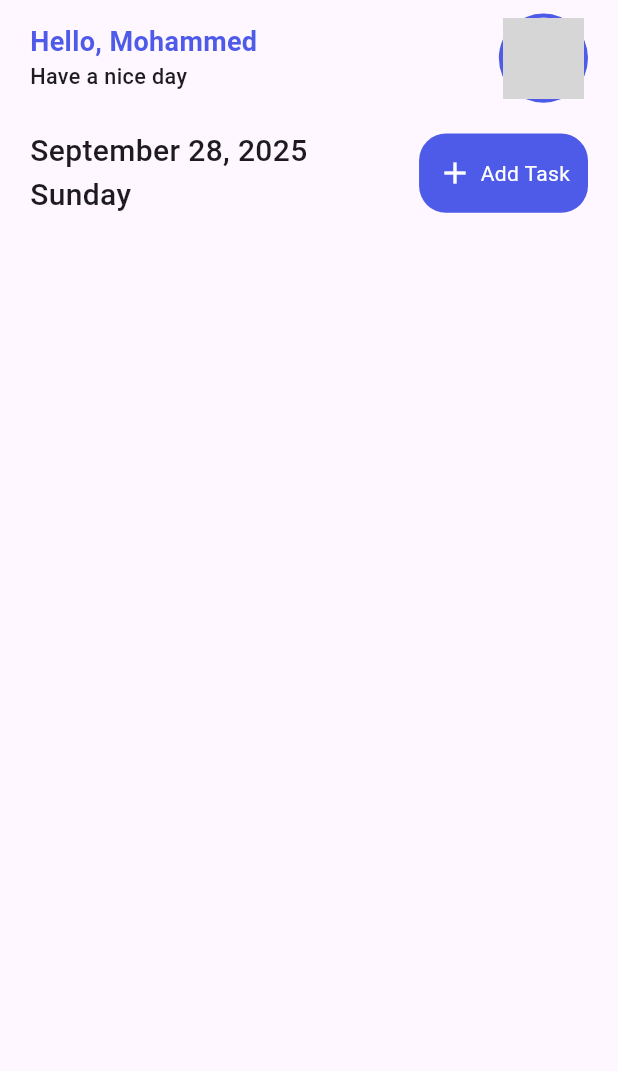
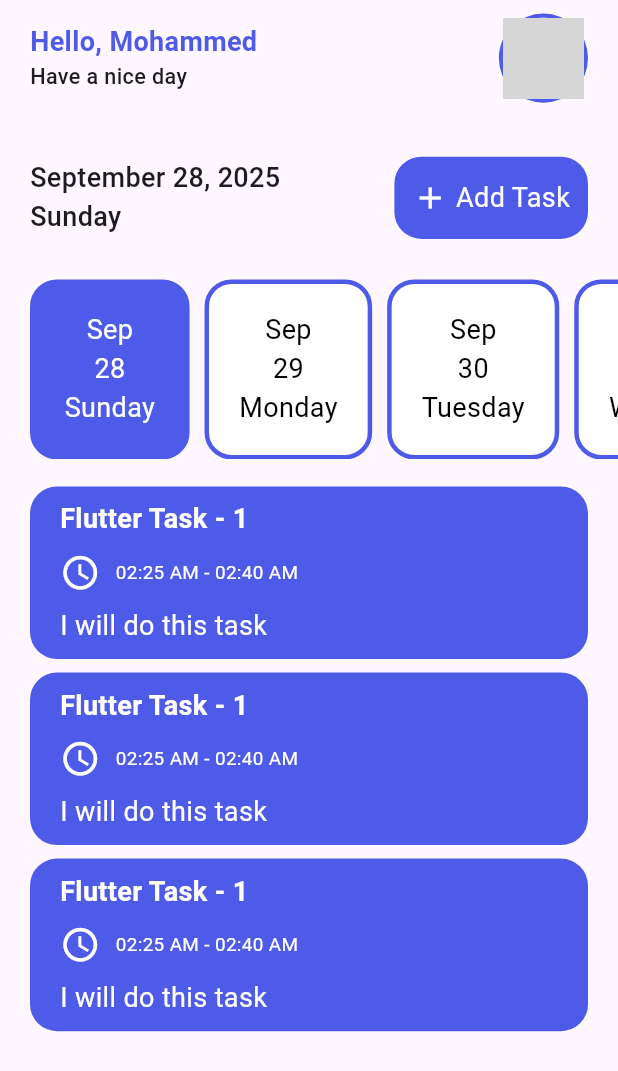
Before and after one commit to Mohammad2305/pathway, a Flutter app: the screen it shows after launch, on a phone screen of 412 x 824 dp. Shown: the top 1071 px of the screen. Run offline on Flutter 3.47's test engine with Material 3 defaults, Android fonts, the phone set to English and light mode, and no system bars; our stand-ins replace flutter_screenutil; network calls fail; grey boxes are pictures that could not be loaded.

Commit message:
create splash screen and home screen

```diff
--- a/lib/cores/shared/constants/app_assets.dart
+++ b/lib/cores/shared/constants/app_assets.dart
@@ -1,3 +1,4 @@
 class AppAssets{
   static final String appLogo = "assets/gif/task-list.gif";
+  static final String taskListEmpty = "assets/gif/check.gif";
 }
--- a/lib/cores/shared/themes/app_text_styles.dart
+++ b/lib/cores/shared/themes/app_text_styles.dart
@@ -25,7 +25,13 @@ class AppTextStyles{
   );
 
   static TextStyle actions = TextStyle(
-    fontSize: 20,
+    fontSize: 20.sp,
     fontWeight: FontWeight.w500,
   );
+
+  static TextStyle actionButton = TextStyle(color: Colors.white, fontSize: 20.sp) ;
+
+  static TextStyle taskTitle = TextStyle(color: Colors.white, fontSize: 20.sp, fontWeight: FontWeight.w700) ;
+
+  static TextStyle taskTime = TextStyle(color: Colors.white, fontSize: 14.sp);
 }
--- a/lib/features/home_screen/presentation/home_screen.dart
+++ b/lib/features/home_screen/presentation/home_screen.dart
@@ -11,10 +11,8 @@ class HomeScreen extends StatelessWidget {
   Widget build(BuildContext context) {
     return Scaffold(
       body: HomeBody(
-        userName: userName ?? "User-Name",
-        userImage:
-            userImage ??
-            "https://i.pinimg.com/736x/ec/ce/ae/ecceaee5b4c02ce2c5030da88e530169.jpg",
+        userName: userName,
+        userImage: userImage,
       ),
     );
   }
--- a/lib/features/home_screen/presentation/ui/parts/actions.dart
+++ b/lib/features/home_screen/presentation/ui/parts/actions.dart
@@ -1,29 +1,21 @@
 import 'package:flutter/material.dart';
 import 'package:flutter_screenutil/flutter_screenutil.dart';
-import 'package:pathway/cores/shared/constants/app_constants.dart';
 import 'package:pathway/cores/shared/themes/app_boxes_decoration.dart';
 import 'package:pathway/cores/shared/themes/app_text_styles.dart';
-import 'package:pathway/cores/utils/models/functions/dates.dart';
+import 'package:pathway/features/home_screen/presentation/ui/widgets/date_info.dart';
 
 class AppActions extends StatelessWidget {
-  final DateTime? dateTime;
-  const AppActions({super.key, this.dateTime});
+  final DateTime dateTime;
+  const AppActions({super.key, required this.dateTime});
 
   @override
   Widget build(BuildContext context) {
-    return Row(
+    return Padding(
+      padding: EdgeInsets.symmetric(vertical: 10.h, horizontal: 20.w),
+      child: Row(
         mainAxisAlignment: MainAxisAlignment.spaceBetween,
         children: [
-        Column(
-          crossAxisAlignment: CrossAxisAlignment.start,
-          children: [
-            Text(
-              monthDayYear(dateTime ?? AppConstants.nowDateTime),
-              style: AppTextStyles.actions,
-            ),
-            Text(dayName(AppConstants.nowDateTime), style: AppTextStyles.actions),
-          ],
-        ),
+          DateInfo(dateTime: dateTime,),
           InkWell(
             onTap: () {},
             child: Container(
@@ -33,12 +25,13 @@ class AppActions extends StatelessWidget {
                 spacing: 5.w,
                 children: [
                   Icon(Icons.add, color: Colors.white),
-                Text("Add Task", style: TextStyle(color: Colors.white)),
+                  Text("Add Task", style: AppTextStyles.actionButton),
                 ],
               ),
             ),
           ),
         ],
+      ),
     );
   }
 }
--- /dev/null
+++ b/lib/features/home_screen/presentation/ui/parts/date_filter.dart
@@ -0,0 +1,27 @@
+import 'package:flutter/material.dart';
+import 'package:flutter_screenutil/flutter_screenutil.dart';
+import 'package:pathway/features/home_screen/presentation/ui/widgets/date_filter_item.dart';
+
+class DateFilter extends StatelessWidget {
+  final DateTime dateTime;
+  final int selectedIndex;
+  const DateFilter({super.key, required this.dateTime, required this.selectedIndex});
+
+  @override
+  Widget build(BuildContext context) {
+
+    return SizedBox(
+      height: 120.w,
+      child: ListView.separated(
+        padding: EdgeInsets.symmetric(horizontal: 20.w),
+        itemCount: 4,
+        scrollDirection: Axis.horizontal,
+        shrinkWrap: true,
+        itemBuilder: (context, index) {
+          return DateFilterItem(dateTime: dateTime, index: index, selectedIndex: selectedIndex,);
+        },
+        separatorBuilder: (context, index)=> SizedBox(width: 10.w,),
+      ),
+    );
+  }
+}
--- /dev/null
+++ b/lib/features/home_screen/presentation/ui/parts/tasks_list_view.dart
@@ -0,0 +1,21 @@
+import 'package:flutter/material.dart';
+import 'package:flutter_screenutil/flutter_screenutil.dart';
+import 'package:pathway/features/home_screen/presentation/ui/widgets/tasks_list_view_item.dart';
+
+class TasksListView extends StatelessWidget {
+  const TasksListView({super.key});
+
+  @override
+  Widget build(BuildContext context) {
+    return ListView.separated(
+      padding: EdgeInsets.symmetric(horizontal: 20.w),
+      physics: NeverScrollableScrollPhysics(),
+      itemCount: 3,
+      shrinkWrap: true,
+      itemBuilder: (context, index) {
+        return TasksListViewItem();
+      },
+      separatorBuilder: (context, index)=> SizedBox(height: 10.h,),
+    );
+  }
+}
--- a/lib/features/home_screen/presentation/ui/parts/user_info.dart
+++ b/lib/features/home_screen/presentation/ui/parts/user_info.dart
@@ -6,18 +6,24 @@ import '../../../../../cores/shared/themes/app_text_styles.dart';
 class UserInfo extends StatelessWidget {
   final String? userName;
   final String? userImage;
+
   const UserInfo({super.key, this.userName, this.userImage});
 
   @override
   Widget build(BuildContext context) {
-    return Row(
+    return Padding(
+      padding: EdgeInsets.symmetric(vertical: 10.h, horizontal: 20.w),
+      child: Row(
         mainAxisAlignment: MainAxisAlignment.spaceBetween,
         children: [
           Column(
             crossAxisAlignment: CrossAxisAlignment.start,
             children: [
-            Text("Hello, $userName", style: AppTextStyles.welcomeTitle,),
-            Text("Have a nice day", style: AppTextStyles.appOrdinary,)
+              Text(
+                "Hello, ${userName ?? "User-Name"}",
+                style: AppTextStyles.welcomeTitle,
+              ),
+              Text("Have a nice day", style: AppTextStyles.appOrdinary),
             ],
           ),
           CircleAvatar(
@@ -25,10 +31,14 @@ class UserInfo extends StatelessWidget {
             backgroundColor: AppColors.mainColor,
             child: CircleAvatar(
               radius: 30.sp,
-            backgroundImage: NetworkImage(userImage!),
+              backgroundImage: NetworkImage(
+                userImage ??
+                    "https://i.pinimg.com/736x/b1/5c/8a/b15c8a9f38805538eb268b04048a3308.jpg",
               ),
-        )
+            ),
+          ),
         ],
+      ),
     );
   }
 }
--- a/lib/features/home_screen/presentation/ui/sections/home_body.dart
+++ b/lib/features/home_screen/presentation/ui/sections/home_body.dart
@@ -1,7 +1,10 @@
 import 'package:flutter/material.dart';
 import 'package:flutter_screenutil/flutter_screenutil.dart';
 import 'package:pathway/features/home_screen/presentation/ui/parts/actions.dart';
+import 'package:pathway/features/home_screen/presentation/ui/parts/date_filter.dart';
 import 'package:pathway/features/home_screen/presentation/ui/parts/user_info.dart';
+import 'package:pathway/features/home_screen/presentation/ui/widgets/tasks_list_state.dart';
+import '../../../../../cores/shared/constants/app_constants.dart';
 
 class HomeBody extends StatelessWidget {
   final String? userName;
@@ -10,17 +13,19 @@ class HomeBody extends StatelessWidget {
 
   @override
   Widget build(BuildContext context) {
+    DateTime? dateTime;
+    int selectedIndex = 0 ;
+
     return SingleChildScrollView(
       child: SafeArea(
-        child: Padding(
-          padding: EdgeInsets.symmetric(vertical: 10.h, horizontal: 20.w),
-          child: Column(
-            spacing: 20.h,
-            children: [
-              UserInfo(userName: userName, userImage: userImage),
-              AppActions()
-            ],
-          ),
+        child: Column(
+          spacing: 20.h,
+          children: [
+            UserInfo(userName: userName, userImage: userImage),
+            AppActions(dateTime: dateTime ?? AppConstants.nowDateTime,),
+            DateFilter(dateTime: dateTime ?? AppConstants.nowDateTime, selectedIndex: selectedIndex,),
+            TasksListState()
+          ],
         ),
       ),
     );
--- /dev/null
+++ b/lib/features/home_screen/presentation/ui/widgets/date_filter_item.dart
@@ -0,0 +1,58 @@
+import 'package:flutter/material.dart';
+import 'package:flutter_screenutil/flutter_screenutil.dart';
+import 'package:pathway/cores/shared/constants/app_colors.dart';
+import 'package:pathway/cores/shared/themes/app_boxes_decoration.dart';
+import 'package:pathway/cores/shared/themes/app_text_styles.dart';
+import 'package:pathway/cores/utils/models/functions/dates.dart';
+
+class DateFilterItem extends StatelessWidget {
+  final int index;
+  final DateTime dateTime;
+  final int selectedIndex;
+
+  const DateFilterItem({
+    super.key,
+    required this.dateTime,
+    required this.index,
+    required this.selectedIndex,
+  });
+
+  @override
+  Widget build(BuildContext context) {
+    bool isSelected = (index == selectedIndex);
+
+    return InkWell(
+      onTap: () {},
+      child: Container(
+        padding: EdgeInsets.symmetric(horizontal: 20.w, vertical: 10.h),
+        decoration: AppBoxDecoration.actionButtonDecoration.copyWith(
+          color: isSelected ? AppColors.mainColor : Colors.white,
+          border: BoxBorder.all(color: AppColors.mainColor, width: 3.w),
+        ),
+        child: Column(
+          mainAxisAlignment: MainAxisAlignment.center,
+          children: [
+            Text(
+              monthDayYear(dateTime.add(Duration(days: index))).substring(0, 3),
+              style: AppTextStyles.actionButton.copyWith(
+                color: isSelected ? Colors.white : Colors.black,
+              ),
+            ),
+            Text(
+              (dateTime.add(Duration(days: index))).day.toString(),
+              style: AppTextStyles.actionButton.copyWith(
+                color: isSelected ? Colors.white : Colors.black,
+              ),
+            ),
+            Text(
+              dayName(dateTime.add(Duration(days: index))),
+              style: AppTextStyles.actionButton.copyWith(
+                color: isSelected ? Colors.white : Colors.black,
+              ),
+            ),
+          ],
+        ),
+      ),
+    );
+  }
+}
--- /dev/null
+++ b/lib/features/home_screen/presentation/ui/widgets/date_info.dart
@@ -0,0 +1,25 @@
+import 'package:flutter/material.dart';
+import '../../../../../cores/shared/themes/app_text_styles.dart';
+import '../../../../../cores/utils/models/functions/dates.dart';
+
+class DateInfo extends StatelessWidget {
+  final DateTime dateTime;
+  const DateInfo({super.key, required this.dateTime});
+
+  @override
+  Widget build(BuildContext context) {
+    return Column(
+      crossAxisAlignment: CrossAxisAlignment.start,
+      children: [
+        Text(
+          monthDayYear(dateTime),
+          style: AppTextStyles.actions,
+        ),
+        Text(
+          dayName(dateTime),
+          style: AppTextStyles.actions,
+        ),
+      ],
+    );
+  }
+}
--- /dev/null
+++ b/lib/features/home_screen/presentation/ui/widgets/tasks_list_empty.dart
@@ -0,0 +1,19 @@
+import 'package:flutter/material.dart';
+import 'package:pathway/cores/shared/constants/app_assets.dart';
+import 'package:pathway/cores/shared/themes/app_text_styles.dart';
+
+class TasksListEmpty extends StatelessWidget {
+  const TasksListEmpty({super.key});
+
+  @override
+  Widget build(BuildContext context) {
+    return Column(
+      mainAxisAlignment: MainAxisAlignment.center,
+      children: [
+        Image.asset(AppAssets.taskListEmpty, scale: 3,),
+        Text("You do not have any tasks yet!", style: AppTextStyles.appOrdinary,),
+        Text("Add new tasks to make your days productive.", style: AppTextStyles.appOrdinary,)
+      ],
+    );
+  }
+}
--- /dev/null
+++ b/lib/features/home_screen/presentation/ui/widgets/tasks_list_state.dart
@@ -0,0 +1,13 @@
+import 'package:flutter/material.dart';
+import 'package:pathway/features/home_screen/presentation/ui/widgets/tasks_list_empty.dart';
+import '../parts/tasks_list_view.dart';
+
+class TasksListState extends StatelessWidget {
+  const TasksListState({super.key});
+
+  @override
+  Widget build(BuildContext context) {
+    List Tasks = ["0"];
+    return Tasks.isEmpty ? TasksListEmpty(): TasksListView();
+  }
+}
--- /dev/null
+++ b/lib/features/home_screen/presentation/ui/widgets/tasks_list_view_item.dart
@@ -0,0 +1,31 @@
+import 'package:flutter/material.dart';
+import 'package:flutter_screenutil/flutter_screenutil.dart';
+import 'package:pathway/cores/shared/themes/app_boxes_decoration.dart';
+import 'package:pathway/cores/shared/themes/app_text_styles.dart';
+
+class TasksListViewItem extends StatelessWidget {
+  const TasksListViewItem({super.key});
+
+  @override
+  Widget build(BuildContext context) {
+    return Container(
+      padding: EdgeInsets.symmetric(vertical: 10.h, horizontal: 20.w),
+      decoration: AppBoxDecoration.actionButtonDecoration,
+      child: Column(
+        crossAxisAlignment: CrossAxisAlignment.start,
+        spacing: 10.h,
+        children: [
+          Text("Flutter Task - 1", style: AppTextStyles.taskTitle,),
+          Row(
+            spacing: 10.w,
+            children: [
+              Icon(Icons.access_time, color: Colors.white, size: 30.sp,),
+              Text("02:25 AM - 02:40 AM", style: AppTextStyles.taskTime),
+            ],
+          ),
+          Text("I will do this task", style: AppTextStyles.actionButton,),
+        ],
+      ),
+    );
+  }
+}
--- a/lib/features/splash_screen/presentation/splash_screen.dart
+++ b/lib/features/splash_screen/presentation/splash_screen.dart
@@ -18,8 +18,7 @@ class _SplashScreenState extends State<SplashScreen> {
         context,
         HomeScreen(
           userName: "Mohammed",
-          userImage:
-              "https://i.pinimg.com/736x/b1/5c/8a/b15c8a9f38805538eb268b04048a3308.jpg",
+          userImage: "https://i.pinimg.com/1200x/b5/7f/fa/b57ffaa0dae9b4c09dac2018e3a6e7a4.jpg",
         ),
       );
     });
```
Also changed, not shown: assets/gif/check.gif (added). Lines whose indentation alone changed are shown as unchanged.
